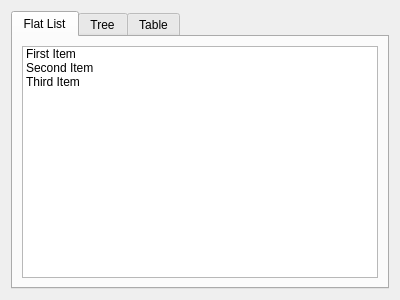
mgottschlag/kwin-tiling, file kstyles/oxygen/demo/ui/oxygenlistdemowidget.ui: the form before one commit.
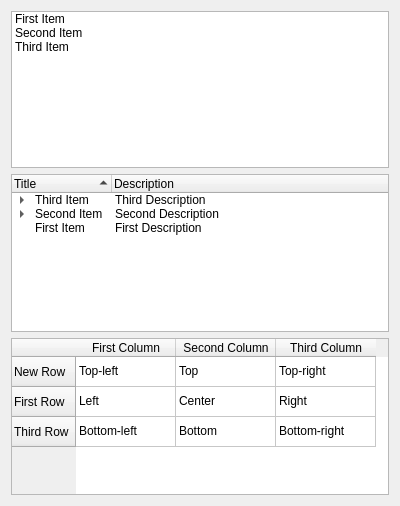
The form after the commit. Custom widgets are drawn as their Qt base class.

Commit message: Reorganized buttons and lists layout to avoid tabWidgets Added sliders and MDI windows.

Diff of the .ui file:
```diff
--- a/kstyles/oxygen/demo/ui/oxygenlistdemowidget.ui
+++ b/kstyles/oxygen/demo/ui/oxygenlistdemowidget.ui
@@ -7,21 +7,11 @@
     <x>0</x>
     <y>0</y>
     <width>400</width>
-    <height>300</height>
+    <height>506</height>
    </rect>
   </property>
   <layout class="QVBoxLayout" name="verticalLayout">
    <item>
-    <widget class="KTabWidget" name="ktabwidget">
-     <property name="currentIndex">
-      <number>0</number>
-     </property>
-     <widget class="QWidget" name="tab">
-      <attribute name="title">
-       <string>Flat List</string>
-      </attribute>
-      <layout class="QVBoxLayout" name="verticalLayout_2">
-       <item>
         <widget class="QListWidget" name="listWidget">
          <property name="sortingEnabled">
           <bool>true</bool>
@@ -43,13 +33,6 @@
          </item>
         </widget>
        </item>
-      </layout>
-     </widget>
-     <widget class="QWidget" name="tab_2">
-      <attribute name="title">
-       <string>Tree</string>
-      </attribute>
-      <layout class="QVBoxLayout" name="verticalLayout_3">
        <item>
         <widget class="QTreeWidget" name="treeWidget">
          <property name="sortingEnabled">
@@ -115,13 +98,6 @@
          </item>
         </widget>
        </item>
-      </layout>
-     </widget>
-     <widget class="QWidget" name="tab_3">
-      <attribute name="title">
-       <string>Table</string>
-      </attribute>
-      <layout class="QVBoxLayout" name="verticalLayout_4">
        <item>
         <widget class="QTableWidget" name="tableWidget">
          <property name="sortingEnabled">
@@ -206,18 +182,6 @@
        </item>
       </layout>
      </widget>
-    </widget>
-   </item>
-  </layout>
- </widget>
- <customwidgets>
-  <customwidget>
-   <class>KTabWidget</class>
-   <extends>QTabWidget</extends>
-   <header>ktabwidget.h</header>
-   <container>1</container>
-  </customwidget>
- </customwidgets>
  <resources/>
  <connections/>
 </ui>
```
Lines whose indentation alone changed are shown as unchanged. The commit also changes 16 other files.
